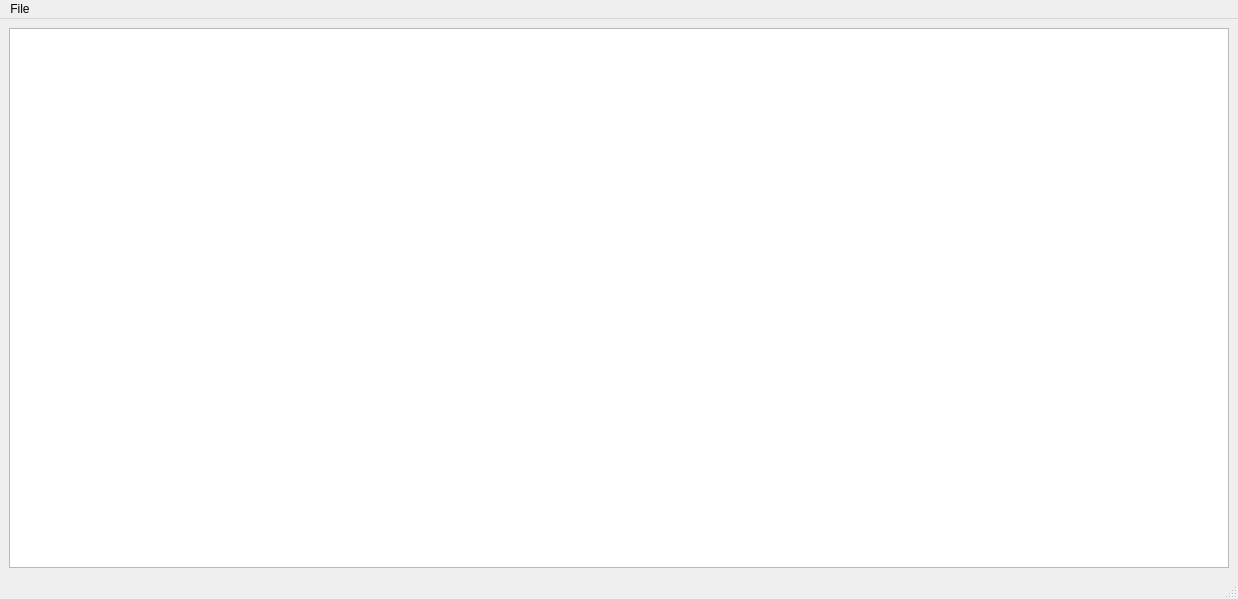
First picture: the form in batch-iv-analysis.ui, repository greyltc/analysis-software, before the edit.
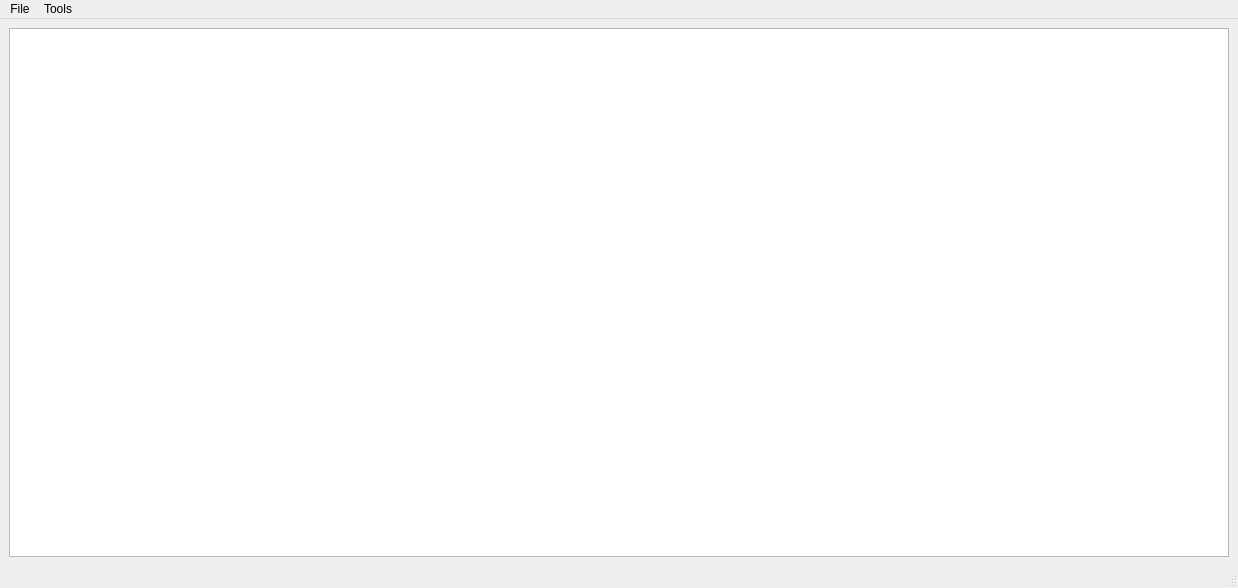
Second picture: the form after the edit.

What changed in the file:
```diff
--- a/batch-iv-analysis.ui
+++ b/batch-iv-analysis.ui
@@ -7,7 +7,7 @@
     <x>0</x>
     <y>0</y>
     <width>1238</width>
-    <height>599</height>
+    <height>588</height>
    </rect>
   </property>
   <property name="windowTitle">
@@ -70,7 +70,15 @@
     <addaction name="actionOpen"/>
     <addaction name="actionQuit"/>
    </widget>
+   <widget class="QMenu" name="menuTools">
+    <property name="title">
+     <string>Tools</string>
+    </property>
+    <addaction name="actionSet_Bounds"/>
+    <addaction name="actionClear_Table"/>
+   </widget>
    <addaction name="menuFile"/>
+   <addaction name="menuTools"/>
   </widget>
   <widget class="QStatusBar" name="statusbar"/>
   <action name="actionQuit">
```
Left out of the diff: 23 changed lines with no effect on the pictures.
